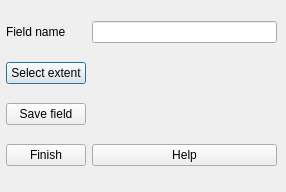
The window that widgets/add_field_base.ui (axelande/geodatafarm3) describes before a commit, drawn with Qt 5.
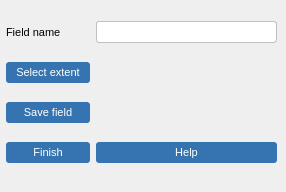
The same window after the commit.

The edit to the form file:
```diff
--- a/widgets/add_field_base.ui
+++ b/widgets/add_field_base.ui
@@ -16,7 +16,150 @@
   <property name="locale">
    <locale language="English" country="UnitedKingdom"/>
   </property>
-  <widget class="QWidget" name="gridLayoutWidget">
+  <property name="styleSheet"><string notr="true">
+/* === Global === */
+* {
+  font-family: "Segoe UI", sans-serif;
+  font-size: 9pt;
+}
+
+/* === Tab bars === */
+QTabWidget::pane {
+  border: 1px solid #c0c0c0;
+  border-radius: 3px;
+  background: #ffffff;
+}
+QTabBar::tab {
+  background: #f0f0f0;
+  border: 1px solid #c0c0c0;
+  border-bottom: none;
+  border-top-left-radius: 3px;
+  border-top-right-radius: 3px;
+  padding: 4px 10px;
+  margin-right: 1px;
+  font-size: 8pt;
+}
+QTabBar::tab:selected {
+  background: #ffffff;
+  border-bottom: 2px solid #3574b0;
+  font-weight: bold;
+}
+QTabBar::tab:hover:!selected {
+  background: #e4e4e4;
+}
+
+/* === Buttons === */
+QPushButton {
+  background-color: #3574b0;
+  color: white;
+  border: none;
+  border-radius: 3px;
+  padding: 4px 10px;
+  font-size: 8pt;
+}
+QPushButton:hover {
+  background-color: #2a5f8f;
+}
+QPushButton:pressed {
+  background-color: #1e4a6e;
+}
+QPushButton:disabled {
+  background-color: #b0b0b0;
+  color: #e0e0e0;
+}
+
+/* === Inputs === */
+QLineEdit, QPlainTextEdit, QTextEdit {
+  border: 1px solid #c0c0c0;
+  border-radius: 3px;
+  padding: 2px 4px;
+  background: #ffffff;
+}
+QLineEdit:focus, QPlainTextEdit:focus, QTextEdit:focus {
+  border: 1px solid #3574b0;
+}
+
+/* === Combo boxes === */
+QComboBox {
+  border: 1px solid #c0c0c0;
+  border-radius: 3px;
+  padding: 2px 4px;
+  background: #ffffff;
+}
+QComboBox:hover {
+  border: 1px solid #3574b0;
+}
+QComboBox::drop-down {
+  border: none;
+  width: 20px;
+}
+
+/* === Lists === */
+QListWidget {
+  border: 1px solid #c0c0c0;
+  border-radius: 3px;
+  background: #ffffff;
+}
+
+/* === Group boxes === */
+QGroupBox {
+  border: 1px solid #c0c0c0;
+  border-radius: 3px;
+  margin-top: 8px;
+  padding-top: 8px;
+  font-weight: bold;
+  font-size: 8pt;
+}
+QGroupBox::title {
+  subcontrol-origin: margin;
+  left: 8px;
+  padding: 0 3px;
+}
+
+/* === Radio &amp; Check === */
+QRadioButton, QCheckBox {
+  spacing: 4px;
+  font-size: 8pt;
+}
+
+/* === Labels === */
+QLabel {
+  font-size: 8pt;
+}
+
+/* === Calendar === */
+QCalendarWidget {
+  border: 1px solid #c0c0c0;
+  border-radius: 3px;
+}
+
+/* === Table === */
+QTableWidget, QTableView {
+  border: 1px solid #c0c0c0;
+  border-radius: 3px;
+  gridline-color: #e0e0e0;
+}
+QHeaderView::section {
+  background-color: #f0f0f0;
+  border: none;
+  border-bottom: 1px solid #c0c0c0;
+  border-right: 1px solid #e0e0e0;
+  padding: 3px 6px;
+  font-weight: bold;
+  font-size: 8pt;
+}
+
+/* === Spin boxes === */
+QSpinBox, QDoubleSpinBox, QDateEdit, QTimeEdit {
+  border: 1px solid #c0c0c0;
+  border-radius: 3px;
+  padding: 2px 4px;
+  background: #ffffff;
+}
+QSpinBox:focus, QDoubleSpinBox:focus, QDateEdit:focus, QTimeEdit:focus {
+  border: 1px solid #3574b0;
+}
+</string></property><widget class="QWidget" name="gridLayoutWidget">
    <property name="geometry">
     <rect>
      <x>6</x>
```
Left out of the diff: 10 changed lines with no effect on the pictures.
